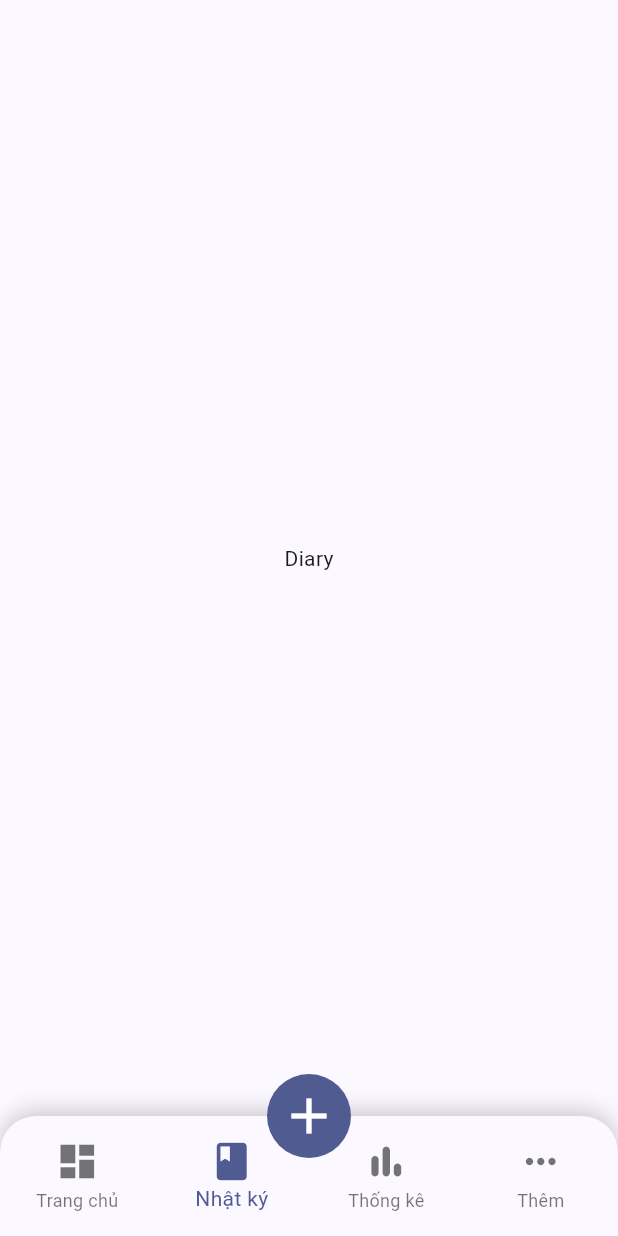
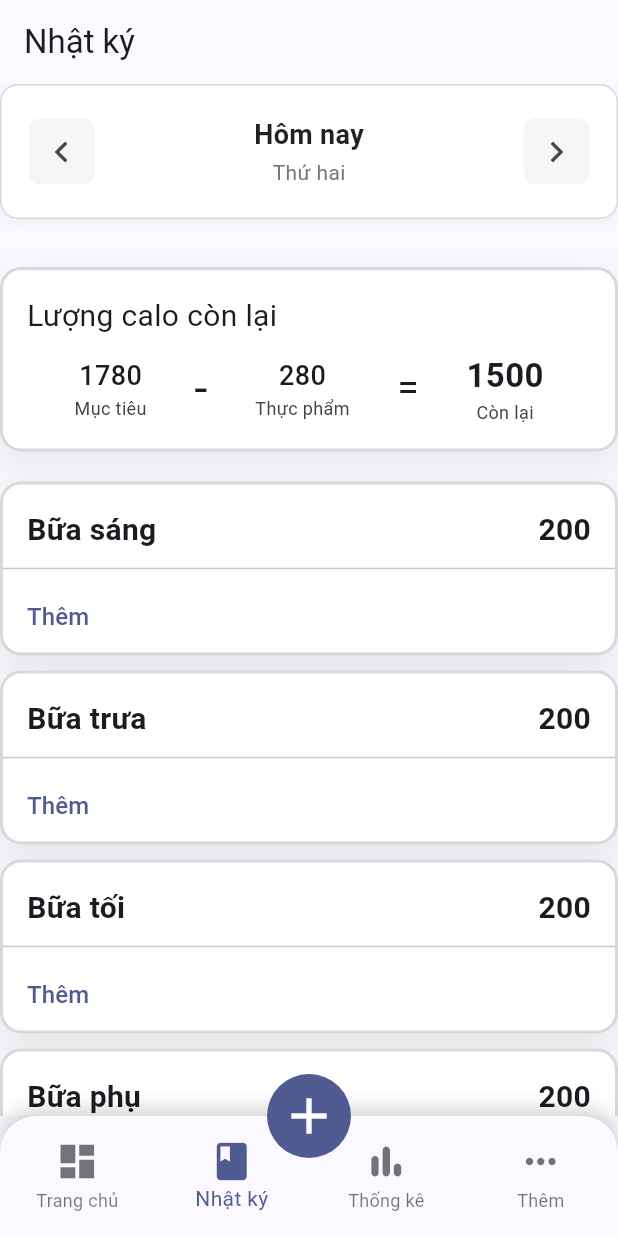
Before and after one commit to nmd1406/NutriPal, a Flutter app: the screen it shows once a user with an empty profile is signed in, item 2 of the bottom bar chosen, on a phone screen of 412 x 824 dp. Run offline on Flutter 3.47's test engine with Material 3 defaults, Android fonts, the phone set to English and light mode, and no system bars; our stand-ins replace cloud_firestore, firebase_auth, firebase_core, flutter_riverpod, percent_indicator; accounts and stored records are empty.

Commit message:
complete ui for diary screen

```diff
--- a/lib/views/screens/diary_screen.dart
+++ b/lib/views/screens/diary_screen.dart
@@ -1,10 +1,161 @@
 import 'package:flutter/material.dart';
+import 'package:nutripal/views/widgets/date_selector.dart';
+import 'package:nutripal/views/widgets/meal_diary_card.dart';
 
-class DiaryScreen extends StatelessWidget {
+class DiaryScreen extends StatefulWidget {
   const DiaryScreen({super.key});
 
   @override
+  State<DiaryScreen> createState() => _DiaryScreenState();
+}
+
+class _DiaryScreenState extends State<DiaryScreen> {
+  DateTime selectedDate = DateTime.now();
+
+  void _previousDay() {
+    setState(() {
+      selectedDate = selectedDate.subtract(const Duration(days: 1));
+    });
+  }
+
+  void _nextDay() {
+    setState(() {
+      selectedDate = selectedDate.add(const Duration(days: 1));
+    });
+  }
+
+  Future<void> _selectDate() async {
+    final DateTime? picked = await showDatePicker(
+      context: context,
+      initialDate: selectedDate,
+      firstDate: DateTime(2020),
+      lastDate: DateTime(2030),
+    );
+    if (picked != null && picked != selectedDate) {
+      setState(() {
+        selectedDate = picked;
+      });
+    }
+  }
+
+  @override
   Widget build(BuildContext context) {
-    return Center(child: Text("Diary"));
+    return Scaffold(
+      appBar: AppBar(title: Text("Nhật ký")),
+      body: SingleChildScrollView(
+        child: Column(
+          children: [
+            DateSelector(
+              selectedDate: selectedDate,
+              onPreviousDay: _previousDay,
+              onNextDay: _nextDay,
+              onDateTap: _selectDate,
+            ),
+            const SizedBox(height: 32),
+            Container(
+              width: double.infinity,
+              decoration: BoxDecoration(
+                color: Colors.white,
+                border: Border.all(
+                  color: Colors.grey.withValues(alpha: 0.4),
+                  width: 2,
+                ),
+                borderRadius: BorderRadius.circular(14),
+                boxShadow: <BoxShadow>[
+                  BoxShadow(
+                    color: Colors.grey.withValues(alpha: 0.2),
+                    blurRadius: 20,
+                    spreadRadius: 2,
+                    offset: const Offset(0, 8),
+                  ),
+                ],
+              ),
+              child: Padding(
+                padding: const EdgeInsets.all(16.0),
+                child: Column(
+                  crossAxisAlignment: CrossAxisAlignment.start,
+                  children: [
+                    Text("Lượng calo còn lại", style: TextStyle(fontSize: 20)),
+                    const SizedBox(height: 10),
+                    Row(
+                      mainAxisAlignment: MainAxisAlignment.spaceEvenly,
+                      children: [
+                        Column(
+                          children: [
+                            Text(
+                              "1780",
+                              style: TextStyle(
+                                fontSize: 18,
+                                fontWeight: FontWeight.w500,
+                              ),
+                            ),
+                            Text(
+                              "Mục tiêu",
+                              style: TextStyle(
+                                fontSize: 12,
+                                color: Colors.grey.shade800,
+                              ),
+                            ),
+                          ],
+                        ),
+                        Text("-", style: TextStyle(fontSize: 32)),
+                        Column(
+                          children: [
+                            Text(
+                              "280",
+                              style: TextStyle(
+                                fontSize: 18,
+                                fontWeight: FontWeight.w500,
+                              ),
+                            ),
+                            Text(
+                              "Thực phẩm",
+                              style: TextStyle(
+                                fontSize: 12,
+                                color: Colors.grey.shade800,
+                              ),
+                            ),
+                          ],
+                        ),
+                        Text("=", style: TextStyle(fontSize: 26)),
+                        Column(
+                          children: [
+                            Text(
+                              "1500",
+                              style: TextStyle(
+                                fontSize: 22,
+                                fontWeight: FontWeight.w600,
+                              ),
+                            ),
+                            Text(
+                              "Còn lại",
+                              style: TextStyle(
+                                fontSize: 12,
+                                color: Colors.grey.shade800,
+                              ),
+                            ),
+                          ],
+                        ),
+                      ],
+                    ),
+                  ],
+                ),
+              ),
+            ),
+            const SizedBox(height: 20),
+            MealDiaryCard(title: "Bữa sáng"),
+            const SizedBox(height: 10),
+            MealDiaryCard(title: "Bữa trưa"),
+            const SizedBox(height: 10),
+            MealDiaryCard(title: "Bữa tối"),
+            const SizedBox(height: 10),
+            MealDiaryCard(title: "Bữa phụ"),
+            const SizedBox(height: 36),
+            ElevatedButton(onPressed: () {}, child: Text("Cập nhật nhật ký")),
+            SizedBox(height: MediaQuery.of(context).size.height * 0.1),
+          ],
+        ),
+      ),
+    );
   }
 }
--- /dev/null
+++ b/lib/views/widgets/date_selector.dart
@@ -0,0 +1,126 @@
+import 'package:flutter/material.dart';
+import 'package:intl/intl.dart';
+
+class DateSelector extends StatelessWidget {
+  final DateTime selectedDate;
+  final VoidCallback onPreviousDay;
+  final VoidCallback onNextDay;
+  final VoidCallback onDateTap;
+
+  const DateSelector({
+    super.key,
+    required this.selectedDate,
+    required this.onPreviousDay,
+    required this.onNextDay,
+    required this.onDateTap,
+  });
+
+  String _getRelativeDateText(DateTime selectedDate) {
+    final now = DateTime.now();
+    final today = DateTime(now.year, now.month, now.day);
+    final selected = DateTime(
+      selectedDate.year,
+      selectedDate.month,
+      selectedDate.day,
+    );
+
+    final difference = selected.difference(today).inDays;
+
+    switch (difference) {
+      case 0:
+        return "Hôm nay";
+      case 1:
+        return "Ngày mai";
+      case -1:
+        return "Hôm qua";
+      default:
+        return DateFormat('dd/MM/yyyy').format(selectedDate);
+    }
+  }
+
+  @override
+  Widget build(BuildContext context) {
+    final String formattedDate = _getRelativeDateText(selectedDate);
+
+    final List<String> weekdays = [
+      'Chủ nhật',
+      'Thứ hai',
+      'Thứ ba',
+      'Thứ tư',
+      'Thứ năm',
+      'Thứ sáu',
+      'Thứ bảy',
+    ];
+    final String dayOfWeek = weekdays[selectedDate.weekday % 7];
+
+    return Container(
+      padding: const EdgeInsets.symmetric(horizontal: 16.0, vertical: 12.0),
+      decoration: BoxDecoration(
+        color: Colors.white,
+        border: Border.all(color: Colors.grey.withValues(alpha: 0.4), width: 1),
+        borderRadius: BorderRadius.circular(12),
+        boxShadow: [
+          BoxShadow(
+            color: Colors.grey.withValues(alpha: 0.1),
+            blurRadius: 8,
+            spreadRadius: 1,
+            offset: const Offset(0, 2),
+          ),
+        ],
+      ),
+      child: Row(
+        mainAxisAlignment: MainAxisAlignment.spaceBetween,
+        children: [
+          IconButton(
+            onPressed: onPreviousDay,
+            icon: const Icon(Icons.chevron_left, size: 28),
+            style: IconButton.styleFrom(
+              backgroundColor: Colors.grey.shade100,
+              shape: RoundedRectangleBorder(
+                borderRadius: BorderRadius.circular(8),
+              ),
+            ),
+          ),
+          Expanded(
+            child: GestureDetector(
+              onTap: onDateTap,
+              child: Container(
+                padding: const EdgeInsets.symmetric(vertical: 8.0),
+                child: Column(
+                  children: [
+                    Text(
+                      formattedDate,
+                      style: const TextStyle(
+                        fontSize: 18,
+                        fontWeight: FontWeight.w600,
+                        color: Colors.black87,
+                      ),
+                    ),
+                    const SizedBox(height: 2),
+                    Text(
+                      dayOfWeek,
+                      style: TextStyle(
+                        fontSize: 14,
+                        color: Colors.grey.shade600,
+                      ),
+                    ),
+                  ],
+                ),
+              ),
+            ),
+          ),
+          IconButton(
+            onPressed: onNextDay,
+            icon: const Icon(Icons.chevron_right, size: 28),
+            style: IconButton.styleFrom(
+              backgroundColor: Colors.grey.shade100,
+              shape: RoundedRectangleBorder(
+                borderRadius: BorderRadius.circular(8),
+              ),
+            ),
+          ),
+        ],
+      ),
+    );
+  }
+}
--- /dev/null
+++ b/lib/views/widgets/food_list_item.dart
@@ -0,0 +1,43 @@
+import 'package:flutter/material.dart';
+
+class FoodListItem extends StatelessWidget {
+  final String name;
+  final String category;
+
+  const FoodListItem({super.key, required this.name, required this.category});
+
+  @override
+  Widget build(BuildContext context) {
+    final primaryColor = Theme.of(context).primaryColor;
+
+    return Container(
+      margin: const EdgeInsets.symmetric(horizontal: 16.0, vertical: 8.0),
+      decoration: BoxDecoration(
+        color: Colors.white,
+        border: Border.all(color: primaryColor, width: 2),
+        borderRadius: BorderRadius.circular(12),
+        boxShadow: [
+          BoxShadow(
+            color: Colors.grey.withValues(alpha: 0.2),
+            blurRadius: 20,
+            spreadRadius: 1,
+            offset: const Offset(0, 8),
+          ),
+        ],
+      ),
+      child: ListTile(
+        leading: SizedBox(
+          height: 50,
+          width: 50,
+          child: Image.asset("assets/images/images.jpg"),
+        ),
+        title: Text(name),
+        subtitle: Text(category),
+        trailing: IconButton(
+          onPressed: () {},
+          icon: Icon(Icons.add, color: primaryColor),
+        ),
+      ),
+    );
+  }
+}
--- /dev/null
+++ b/lib/views/widgets/meal_diary_card.dart
@@ -0,0 +1,66 @@
+import 'package:flutter/material.dart';
+import 'package:nutripal/views/screens/add_food_screen.dart';
+
+class MealDiaryCard extends StatelessWidget {
+  final String title;
+
+  const MealDiaryCard({super.key, required this.title});
+
+  @override
+  Widget build(BuildContext context) {
+    return Container(
+      width: double.infinity,
+      decoration: BoxDecoration(
+        color: Colors.white,
+        border: Border.all(color: Colors.grey.withValues(alpha: 0.4), width: 2),
+        borderRadius: BorderRadius.circular(14),
+        boxShadow: <BoxShadow>[
+          BoxShadow(
+            color: Colors.grey.withValues(alpha: 0.2),
+            blurRadius: 20,
+            spreadRadius: 2,
+            offset: const Offset(0, 8),
+          ),
+        ],
+      ),
+      child: Column(
+        crossAxisAlignment: CrossAxisAlignment.start,
+        children: [
+          Padding(
+            padding: const EdgeInsets.only(
+              left: 16,
+              right: 16,
+              top: 16,
+              bottom: 3,
+            ),
+            child: Row(
+              children: [
+                Text(
+                  title,
+                  style: TextStyle(fontSize: 20, fontWeight: FontWeight.bold),
+                ),
+                const Spacer(),
+                Text(
+                  "200",
+                  style: TextStyle(fontSize: 20, fontWeight: FontWeight.bold),
+                ),
+              ],
+            ),
+          ),
+          const Divider(thickness: 1),
+          Padding(
+            padding: const EdgeInsets.only(left: 4),
+            child: TextButton(
+              onPressed: () => Navigator.of(context).push(
+                MaterialPageRoute(
+                  builder: (context) => AddFoodScreen(title: title),
+                ),
+              ),
+              child: Text("Thêm", style: TextStyle(fontSize: 16)),
+            ),
+          ),
+        ],
+      ),
+    );
+  }
+}
--- a/pubspec.yaml
+++ b/pubspec.yaml
@@ -40,6 +40,7 @@ dependencies:
   cloud_firestore: ^5.6.11
   firebase_storage: ^12.4.9
   percent_indicator: ^4.2.5
+  intl: ^0.19.0
 
 dev_dependencies:
   flutter_test:
@@ -99,3 +100,4 @@ flutter:
     - assets/images/onboarding/macro_tracking.jpg
 
     - assets/images/welcome.png
+    - assets/images/images.jpg
```
Also changed, not shown: assets/images/images.jpg (added), pubspec.lock.
